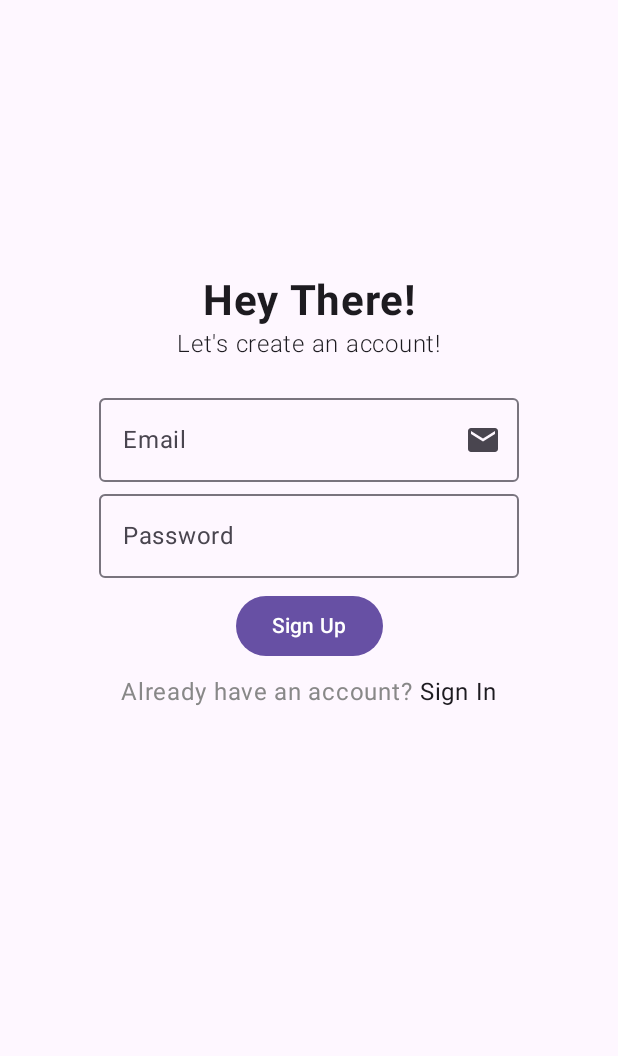
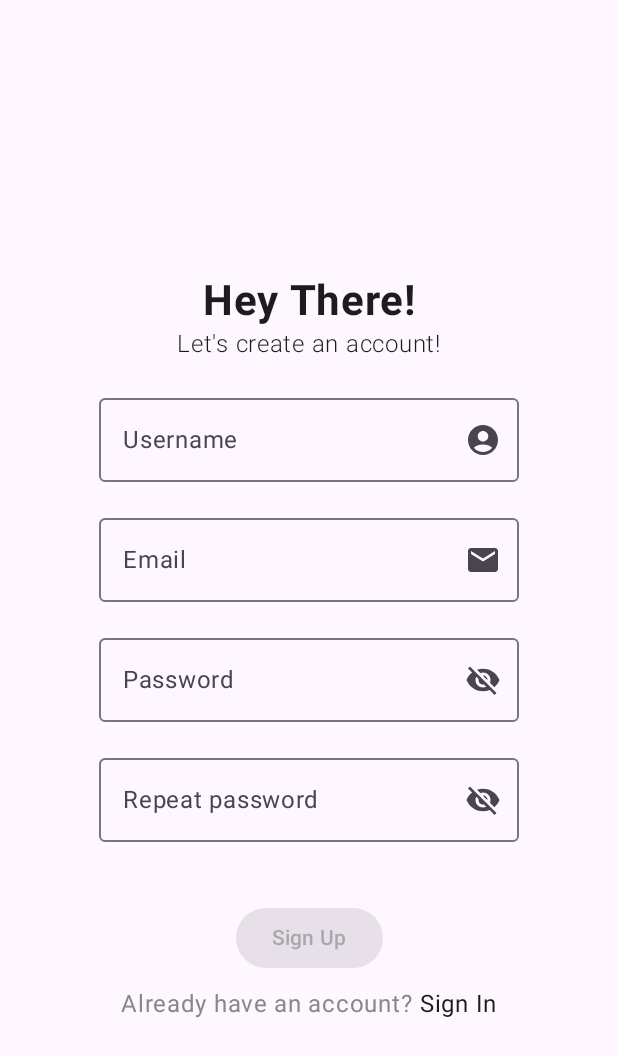
Before and after one commit to fawaz7/LENA, an Android app built with Jetpack Compose: the screen it shows after launch (MainActivity), after a tap on "Sign Up", on a phone screen of 412 x 824 dp. Shown: the top 1056 px of the screen. Run offline under Robolectric (Android 15) with nearby library versions, the phone set to English and light mode, and no system bars; our stand-ins replace Firebase (no records; nobody signed in at launch, a user with empty details on screens opened directly), livedata-compose; 4 statements that could not run were skipped.

Commit message:
# LENA: Linguistic Engine Natural Assistant
26/11/2024 @ 05:37AM

!! EXPERIMENTAL !!

* SignUpScreen.kt fully migrated to AuthViewModel.kt

* Still working on validation logic

```diff
--- a/app/src/main/java/com/example/lena/ui/screens/SignUpScreen.kt
+++ b/app/src/main/java/com/example/lena/ui/screens/SignUpScreen.kt
@@ -5,9 +5,6 @@ import androidx.compose.animation.Crossfade
 import androidx.compose.animation.core.animateDpAsState
 import androidx.compose.animation.core.animateFloatAsState
 import androidx.compose.animation.core.tween
-import androidx.compose.runtime.getValue
-import androidx.compose.runtime.livedata.observeAsState
-import androidx.compose.runtime.setValue
 import androidx.compose.foundation.clickable
 import androidx.compose.foundation.gestures.detectTapGestures
 import androidx.compose.foundation.layout.Box
@@ -40,6 +37,7 @@ import androidx.compose.runtime.Composable
 import androidx.compose.runtime.LaunchedEffect
 import androidx.compose.runtime.collectAsState
 import androidx.compose.runtime.getValue
+import androidx.compose.runtime.livedata.observeAsState
 import androidx.compose.runtime.mutableStateOf
 import androidx.compose.runtime.remember
 import androidx.compose.runtime.setValue
@@ -71,7 +69,6 @@ import com.example.lena.ui.theme.Gray900
 import com.example.lena.ui.theme.LENATheme
 import com.example.lena.viewModels.AuthState
 import com.example.lena.viewModels.AuthViewModel
-import com.example.lena.viewModels.SignUpViewModel
 
 @OptIn(ExperimentalMaterial3Api::class)
 @Composable
@@ -89,7 +86,7 @@ fun SignUpScreen(
     val repeatPasswordFocusRequester = FocusRequester()
     val keyboardController = LocalSoftwareKeyboardController.current
     //===================================
-    //val uiState by viewModel.uiState.collectAsState()
+    val uiState by viewModel.uiState.collectAsState()
     //===================================
     val context = LocalContext.current
     val authState = viewModel.authState.observeAsState()
@@ -172,183 +169,168 @@ fun SignUpScreen(
                     horizontalAlignment = Alignment.CenterHorizontally
                 ) {
 //=============================================================================-----> Username field
-//                    OutlinedTextField(
-//                        value = uiState.username,
-//                        onValueChange = { viewModel.onUsernameChange(it) },
-//                        label = { Text(text = "Username") },
-//                        modifier = Modifier
-//                            .focusRequester(usernameFocusRequester)
-//                            ,
-//                        trailingIcon = {
-//                            Icon(
-//                                imageVector = Icons.Default.AccountCircle,
-//                                contentDescription = "Username Icon"
-//                            )
-//                        },
-//                        keyboardOptions = KeyboardOptions.Default.copy(
-//                            imeAction = ImeAction.Next
-//                        ),
-//                        keyboardActions = KeyboardActions(
-//                            onNext = { emailFocusRequester.requestFocus() }
-//                        ),
-//                        isError = uiState.userNameError,
-//                        singleLine = true,
-//                        supportingText = {
-//                            if (uiState.userNameError) {
-//                                Text(
-//                                    text = "Username cannot be empty",
-//                                    color = MaterialTheme.colorScheme.error,
-//                                    style = MaterialTheme.typography.bodySmall,
-//                                    modifier = Modifier.align(Alignment.Start)
-//                                )
-//                            }
-//                        },
-//                        colors = OutlinedTextFieldDefaults.colors(
-//                            focusedBorderColor = MaterialTheme.colorScheme.onSurfaceVariant,
-//                            focusedLabelColor = MaterialTheme.colorScheme.onSurfaceVariant
-//                        )
-//                    )
-//=============================================================================-----> Email field
-                    var email by remember { mutableStateOf("") }
                     OutlinedTextField(
-                        value = email,
-                        onValueChange = { email = it },
-                        label = { Text(text = "Email") },
+                        value = uiState.username,
+                        onValueChange = { viewModel.onUsernameChange(it) },
+                        label = { Text(text = "Username") },
                         modifier = Modifier
-                            .focusRequester(emailFocusRequester),
+                            .focusRequester(usernameFocusRequester)
+                            ,
                         trailingIcon = {
                             Icon(
-                                imageVector = Icons.Default.Email,
-                                contentDescription = "Email Icon"
+                                imageVector = Icons.Default.AccountCircle,
+                                contentDescription = "Username Icon"
                             )
                         },
                         keyboardOptions = KeyboardOptions.Default.copy(
-                            imeAction = ImeAction.Next,
-                            keyboardType = KeyboardType.Email
+                            imeAction = ImeAction.Next
                         ),
                         keyboardActions = KeyboardActions(
-                            onNext = { passwordFocusRequester.requestFocus() }
+                            onNext = { emailFocusRequester.requestFocus() }
                         ),
-                        //isError = uiState.emailError,
+                        isError = uiState.userNameError,
                         singleLine = true,
-//                        supportingText = {
-//                            if (uiState.emailError) {
-//                                Text(
-//                                    text = "Invalid Email Address",
-//                                    color = MaterialTheme.colorScheme.error,
-//                                    style = MaterialTheme.typography.bodySmall
-//                                )
-//                            }
-//                        },
+                        supportingText = {
+                            if (uiState.userNameError) {
+                                Text(
+                                    text = "Username cannot be empty",
+                                    color = MaterialTheme.colorScheme.error,
+                                    style = MaterialTheme.typography.bodySmall,
+                                    modifier = Modifier.align(Alignment.Start)
+                                )
+                            }
+                        },
+                        colors = OutlinedTextFieldDefaults.colors(
+                            focusedBorderColor = MaterialTheme.colorScheme.onSurfaceVariant,
+                            focusedLabelColor = MaterialTheme.colorScheme.onSurfaceVariant
+                        )
+                    )
+//=============================================================================-----> Email field
+                    OutlinedTextField(
+                        value = uiState.email,
+                        onValueChange = { viewModel.onEmailChange(it) },
+                        label = { Text(text = "Email") },
+                        modifier = Modifier
+                            .focusRequester(emailFocusRequester)
+                            .onFocusChanged { focusState ->
+                                if (!focusState.isFocused) {
+                                    viewModel.onEmailFocusChanged(focusState.isFocused)
+                                }
+                            },
+                        trailingIcon = { Icon(imageVector = Icons.Default.Email, contentDescription = "Email Icon") },
+                        keyboardOptions = KeyboardOptions.Default.copy(imeAction = ImeAction.Next, keyboardType = KeyboardType.Email),
+                        keyboardActions = KeyboardActions(onNext = { passwordFocusRequester.requestFocus() }),
+                        isError = uiState.emailError && uiState.email.isNotBlank(),
+                        singleLine = true,
+                        supportingText = {
+                            if (uiState.emailError && uiState.email.isNotBlank()) {
+                                Text(
+                                    text = "Invalid Email Address",
+                                    color = MaterialTheme.colorScheme.error,
+                                    style = MaterialTheme.typography.bodySmall
+                                )
+                            }
+                        },
                         colors = OutlinedTextFieldDefaults.colors(
                             focusedBorderColor = MaterialTheme.colorScheme.onSurfaceVariant,
                             focusedLabelColor = MaterialTheme.colorScheme.onSurfaceVariant
                         )
                     )
 //=============================================================================-----> Password field
-                    var password by remember { mutableStateOf("") }
                     OutlinedTextField(
-                        value = password,
-                        onValueChange = { password = it },
+                        value = uiState.password,
+                        onValueChange = { viewModel.onPasswordChange(it) },
                         label = { Text(text = "Password") },
                         modifier = Modifier
                             .focusRequester(passwordFocusRequester)
-//                            .onFocusChanged { focusState ->
-//                                if (!focusState.isFocused) {
-//                                    viewModel.validatePassword(uiState.password)
-//                                }
-//                            }
-                        ,
-//                        trailingIcon = {
-//                            IconButton(onClick = { viewModel.togglePasswordVisibility() }) {
-//                                Icon(
-//                                    imageVector = if (uiState.isPasswordVisible) Icons.Filled.Visibility else Icons.Filled.VisibilityOff,
-//                                    contentDescription = if (uiState.isPasswordVisible) "Hide Password" else "Show Password"
-//                                )
-//                            }
-//                        },
-//                        visualTransformation = if (uiState.isPasswordVisible) VisualTransformation.None else PasswordVisualTransformation(),
-                        keyboardOptions = KeyboardOptions.Default.copy(
-                            imeAction = ImeAction.Next,
-                            keyboardType = KeyboardType.Password,
-                            autoCorrectEnabled = false
-                        ),
-                        keyboardActions = KeyboardActions(
-                            onNext = { repeatPasswordFocusRequester.requestFocus() }
-                        ),
-//                        isError = uiState.passwordError,
-//                        supportingText = {
-//                            if (uiState.passwordError) {
-//                                Text(
-//                                    text = "Password must be at least 8 characters, contain one uppercase letter, and one number",
-//                                    color = MaterialTheme.colorScheme.error,
-//                                    style = MaterialTheme.typography.bodySmall
-//                                )
-//                            }
-//                        },
+                            .onFocusChanged { focusState ->
+                                if (!focusState.isFocused) {
+                                    viewModel.validatePassword(uiState.password)
+                                }
+                            },
+                        trailingIcon = {
+                            IconButton(onClick = { viewModel.togglePasswordVisibility() }) {
+                                Icon(
+                                    imageVector = if (uiState.isPasswordVisible) Icons.Filled.Visibility else Icons.Filled.VisibilityOff,
+                                    contentDescription = if (uiState.isPasswordVisible) "Hide Password" else "Show Password"
+                                )
+                            }
+                        },
+                        visualTransformation = if (uiState.isPasswordVisible) VisualTransformation.None else PasswordVisualTransformation(),
+                        keyboardOptions = KeyboardOptions.Default.copy(imeAction = ImeAction.Next, keyboardType = KeyboardType.Password, autoCorrectEnabled = false),
+                        keyboardActions = KeyboardActions(onNext = { repeatPasswordFocusRequester.requestFocus() }),
+                        isError = uiState.passwordError,
+                        supportingText = {
+                            if (uiState.passwordError) {
+                                Text(
+                                    text = "Password must be at least 8 characters, contain one uppercase letter, and one number",
+                                    color = MaterialTheme.colorScheme.error,
+                                    style = MaterialTheme.typography.bodySmall
+                                )
+                            }
+                        },
                         colors = OutlinedTextFieldDefaults.colors(
                             focusedBorderColor = MaterialTheme.colorScheme.onSurfaceVariant,
                             focusedLabelColor = MaterialTheme.colorScheme.onSurfaceVariant
                         )
                     )
 //=============================================================================-----> Re-enter Password field
-//                    OutlinedTextField(
-//                        value = uiState.rePassword,
-//                        onValueChange = { viewModel.onRePasswordChange(it) },
-//                        label = { Text(text = "Repeat password") },
-//                        modifier = Modifier
-//                            .focusRequester(repeatPasswordFocusRequester)
-//                            .onFocusChanged { focusState ->
-//                                isRePasswordFocused = focusState.isFocused
-//                                if (!focusState.isFocused) {
-//                                    viewModel.onRePasswordChange(uiState.rePassword)
-//                                }
-//                            },
-//                        trailingIcon = {
-//                            IconButton(onClick = { viewModel.toggleRePasswordVisibility() }) {
-//                                Icon(
-//                                    imageVector = if (uiState.isRePasswordVisible) Icons.Filled.Visibility else Icons.Filled.VisibilityOff,
-//                                    contentDescription = if (uiState.isRePasswordVisible) "Hide Password" else "Show Password"
-//                                )
-//                            }
-//                        },
-//                        visualTransformation = if (uiState.isRePasswordVisible) VisualTransformation.None else PasswordVisualTransformation(),
-//                        keyboardOptions = KeyboardOptions.Default.copy(
-//                            imeAction = ImeAction.Done,
-//                            keyboardType = KeyboardType.Password,
-//                            autoCorrectEnabled = false
-//                        ),
-//                        keyboardActions = KeyboardActions(
-//                            onDone = {
-//                                viewModel.signUp {}
-//                                keyboardController?.hide()
-//                            }
-//                        ),
-//                        isError = uiState.repeatPasswordError,
-//                        supportingText = {
-//                            if (uiState.repeatPasswordError) {
-//                                Text(
-//                                    text = "Passwords do not match",
-//                                    color = MaterialTheme.colorScheme.error,
-//                                    style = MaterialTheme.typography.bodySmall
-//                                )
-//                            }
-//                        },
-//                        colors = OutlinedTextFieldDefaults.colors(
-//                            focusedBorderColor = MaterialTheme.colorScheme.onSurfaceVariant,
-//                            focusedLabelColor = MaterialTheme.colorScheme.onSurfaceVariant
-//                        )
-//                    )
-//                }
-//            }
+                    OutlinedTextField(
+                        value = uiState.rePassword,
+                        onValueChange = { viewModel.onRePasswordChange(it) },
+                        label = { Text(text = "Repeat password") },
+                        modifier = Modifier
+                            .focusRequester(repeatPasswordFocusRequester)
+                            .onFocusChanged { focusState ->
+                                isRePasswordFocused = focusState.isFocused
+                                if (!focusState.isFocused) {
+                                    viewModel.onRePasswordChange(uiState.rePassword)
+                                }
+                            },
+                        trailingIcon = {
+                            IconButton(onClick = { viewModel.toggleRePasswordVisibility() }) {
+                                Icon(
+                                    imageVector = if (uiState.isRePasswordVisible) Icons.Filled.Visibility else Icons.Filled.VisibilityOff,
+                                    contentDescription = if (uiState.isRePasswordVisible) "Hide Password" else "Show Password"
+                                )
+                            }
+                        },
+                        visualTransformation = if (uiState.isRePasswordVisible) VisualTransformation.None else PasswordVisualTransformation(),
+                        keyboardOptions = KeyboardOptions.Default.copy
+                            (
+                            imeAction = ImeAction.Done,
+                            keyboardType = KeyboardType.Password,
+                            autoCorrectEnabled = false
+                        ),
+                        keyboardActions = KeyboardActions(onDone = {
+                            viewModel.signUp(email = uiState.email, password = uiState.password)
+                            keyboardController?.hide()
+                        }),
+                        isError = uiState.repeatPasswordError,
+                        supportingText = {
+                            if (uiState.repeatPasswordError) {
+                                Text(
+                                    text = "Passwords do not match",
+                                    color = MaterialTheme.colorScheme.error,
+                                    style = MaterialTheme.typography.bodySmall
+                                )
+                            }
+                        },
+                        colors = OutlinedTextFieldDefaults.colors(
+                            focusedBorderColor = MaterialTheme.colorScheme.onSurfaceVariant,
+                            focusedLabelColor = MaterialTheme.colorScheme.onSurfaceVariant
+                        )
+                    )
+                }
+            }
 //=============================================================================-----> Finish the Sign Up
             Button(
                 onClick = {
-                    viewModel.signUp(email = email, password = password)
+                    viewModel.signUp(email = uiState.email, password = uiState.password)
                     keyboardController?.hide()
                     //viewModel.signUp {Toast.makeText(context, "Sign up successful!", Toast.LENGTH_SHORT).show() }
                 },
-                enabled = true /*uiState.isFormValid*/,
+                enabled = uiState.isFormValid,
                 colors = ButtonDefaults.buttonColors(
                     containerColor = MaterialTheme.colorScheme.primary,
                     contentColor = MaterialTheme.colorScheme.onPrimary,
@@ -377,13 +359,11 @@ fun SignUpScreen(
         }
     }
 }
-    }
-}
 
 @Preview(showSystemUi = true)
 @Composable
 fun SignUpScreenPreview() {
     LENATheme(darkTheme = true) {
-//        SignUpScreen(navController = rememberNavController())
+        SignUpScreen(navController = rememberNavController(), viewModel = viewModel())
     }
 }
--- a/app/src/main/java/com/example/lena/viewModels/AuthViewModel.kt
+++ b/app/src/main/java/com/example/lena/viewModels/AuthViewModel.kt
@@ -9,30 +9,38 @@ import kotlinx.coroutines.flow.MutableStateFlow
 import kotlinx.coroutines.flow.StateFlow
 import kotlinx.coroutines.flow.update
 
-data class LoginUiState(
+data class AuthUiState(
     val email: String = "",
     val password: String = "",
     val isPasswordVisible: Boolean = false,
     val emailError: Boolean = false,
-    val isFormValid: Boolean = false
+    val passwordError: Boolean = false,
+    val isFormValid: Boolean = false,
+    val username: String = "",
+    val rePassword: String = "",
+    val isRePasswordVisible: Boolean = false,
+    val userNameError: Boolean = false,
+    val repeatPasswordError: Boolean = false,
+    val successfulSignUp: Boolean = false
 )
 
 class AuthViewModel : ViewModel() {
 
-    private val auth : FirebaseAuth = FirebaseAuth.getInstance()
+    private val auth: FirebaseAuth = FirebaseAuth.getInstance()
 
     private val _authState = MutableLiveData<AuthState>()
-    val authState : LiveData<AuthState> = _authState
+    val authState: LiveData<AuthState> = _authState
 
-    private val _uiState = MutableStateFlow(LoginUiState())
-    val uiState: StateFlow<LoginUiState> = _uiState
+    private val _uiState = MutableStateFlow(AuthUiState())
+    val uiState: StateFlow<AuthUiState> = _uiState
 
-    init{
+
+    init {
         //_authState.value = AuthState.Loading
         checkAuthStatus()
     }
 
-    fun checkAuthStatus(){
+    fun checkAuthStatus() {
         if (auth.currentUser == null) {
             _authState.value = AuthState.Unauthenticated
         } else {
@@ -40,23 +48,25 @@ class AuthViewModel : ViewModel() {
 
         }
     }
+
     //====================================================================--> Login
-    fun login(email: String, password: String){
+    fun login(email: String, password: String) {
 
-        if (email.isBlank() || password.isBlank()){
+        if (email.isBlank() || password.isBlank()) {
             _authState.value = AuthState.Error("Username or password cannot be empty")
             return
         }
 
         _authState.value = AuthState.Loading
-        auth.signInWithEmailAndPassword(email.trim(),password).addOnCompleteListener{ task ->
-            if (task.isSuccessful){
+        auth.signInWithEmailAndPassword(email.trim(), password).addOnCompleteListener { task ->
+            if (task.isSuccessful) {
                 _authState.value = AuthState.Authenticated
             } else {
                 _authState.value = AuthState.Error(task.exception?.message ?: "Unknown error")
             }
         }
     }
+
     fun onEmailChange(newEmail: String) {
         _uiState.update {
             it.copy(
@@ -105,23 +115,63 @@ class AuthViewModel : ViewModel() {
     private fun validateEmail(email: String): Boolean {
         return Patterns.EMAIL_ADDRESS.matcher(email).matches()
     }
-//====================================================================--> Sign Up
-    fun signUp(email: String, password: String){
 
-        if (email.isBlank() || password.isBlank()){
+    //====================================================================--> Sign Up
+    fun signUp(email: String, password: String) {
+        if (email.isBlank() || password.isBlank()) {
             _authState.value = AuthState.Error("All fields must be filled")
             return
         }
-
         _authState.value = AuthState.Loading
-        auth.createUserWithEmailAndPassword(email,password).addOnCompleteListener{ task ->
-            if (task.isSuccessful){
+        auth.createUserWithEmailAndPassword(email, password).addOnCompleteListener { task ->
+            if (task.isSuccessful) {
                 _authState.value = AuthState.Authenticated
             } else {
                 _authState.value = AuthState.Error(task.exception?.message ?: "Unknown error")
             }
         }
     }
+
+    fun onUsernameChange(newUsername: String) {
+        _uiState.update {
+            it.copy(
+                username = newUsername,
+                userNameError = newUsername.isBlank()
+            )
+        }
+        validateForm()
+    }
+
+
+    fun onRePasswordChange(newRePassword: String) {
+        _uiState.update {
+            it.copy(
+                rePassword = newRePassword,
+                repeatPasswordError = newRePassword.isNotEmpty() && newRePassword != _uiState.value.password
+            )
+        }
+        validateForm()
+    }
+
+    fun toggleRePasswordVisibility() {
+        _uiState.update {
+            it.copy(isRePasswordVisible = !it.isRePasswordVisible)
+        }
+    }
+
+    fun validatePassword(password: String): Boolean {
+        return password.length >= 8 && password.any { it.isUpperCase() } && password.any { it.isDigit() }
+    }
+
+    private fun validateSignUpForm(): Boolean {
+        return _uiState.value.username.isNotBlank() &&
+                _uiState.value.email.isNotBlank() &&
+                validateEmail(_uiState.value.email) &&
+                validatePassword(_uiState.value.password) &&
+                _uiState.value.password == _uiState.value.rePassword
+    }
+
+
     //====================================================================--> Sign Out
     fun signOut(){
         auth.signOut()
```
